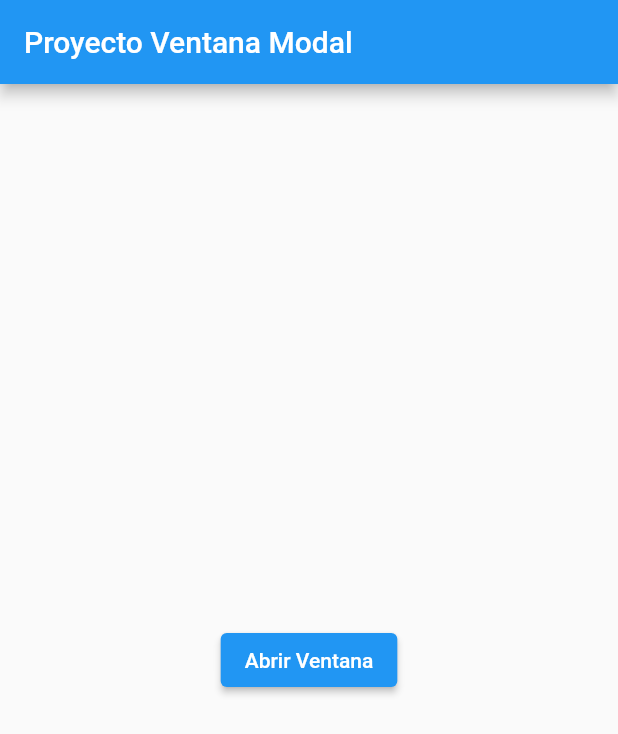
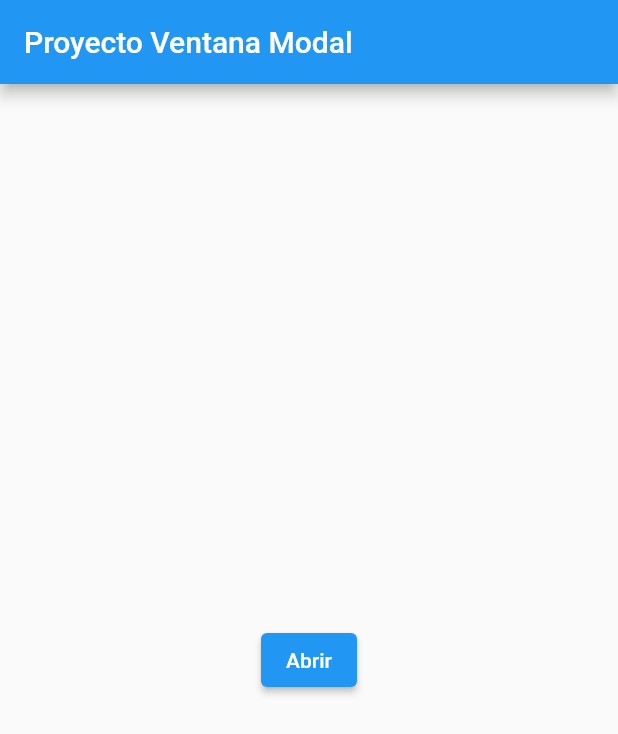
Before and after one commit to AleJamy/flutterapp, a Flutter app: the screen it shows after launch, on a phone screen of 412 x 824 dp. Shown: the top 734 px of the screen. Run offline on Flutter 3.47's test engine with Material 2 defaults, Android fonts, the phone set to English and light mode, and no system bars.

Commit message:
Actualizacion de formulario

```diff
--- a/lib/main.dart
+++ b/lib/main.dart
@@ -38,7 +38,7 @@ class FormularioModalDemo extends StatelessWidget {
           onPressed: () {
             _mostrarVentanaModal(context);
           },
-          child: const Text('Abrir Ventana'),
+          child: const Text('Abrir'),
         ),
       ),
     );
@@ -80,7 +80,7 @@ class FormularioModalDemo extends StatelessWidget {
                             children: <Widget>[
                               Text('Nombre: ${selectedUser.nombre}'),
                               Text('Correo Electrónico: ${selectedUser.email}'),
-                              Text('Direccion: ${selectedUser.direccion}'),
+                              Text('Dirección: ${selectedUser.direccion}'),
                             ],
                           ),
                           actions: <Widget>[
```
